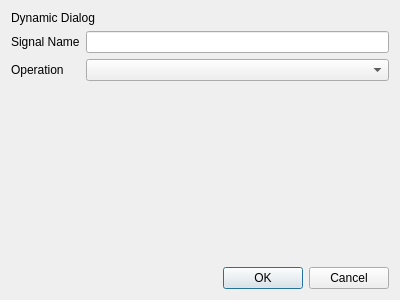
This is src/dynamic/DynamicDialog.ui in TMeixensberger/dialog-generator as Qt 5 draws it before an edit. The edited form follows.
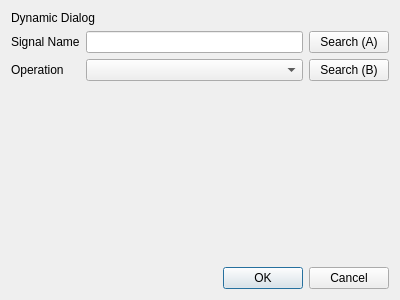
This is the edited form.

Commit message: feat: update DynamicDialog UI layout and add Search buttons; refine SineData handling in SinePersistor

```diff
--- a/src/dynamic/DynamicDialog.ui
+++ b/src/dynamic/DynamicDialog.ui
@@ -33,12 +33,6 @@
        </property>
       </widget>
      </item>
-     <item row="3" column="0" colspan="2">
-      <widget class="QStackedWidget" name="operationStack"/>
-     </item>
-     <item row="2" column="1">
-      <widget class="QComboBox" name="comboBox"/>
-     </item>
      <item row="0" column="0" colspan="2">
       <widget class="QLabel" name="label">
        <property name="text">
@@ -46,6 +40,26 @@
        </property>
       </widget>
      </item>
+     <item row="2" column="1">
+      <widget class="QComboBox" name="comboBox"/>
+     </item>
+     <item row="2" column="2">
+      <widget class="QPushButton" name="pushButton">
+       <property name="text">
+        <string>Search (B)</string>
+       </property>
+      </widget>
+     </item>
+     <item row="3" column="0" colspan="3">
+      <widget class="QStackedWidget" name="operationStack"/>
+     </item>
+     <item row="1" column="2">
+      <widget class="QPushButton" name="pushButton_2">
+       <property name="text">
+        <string>Search (A)</string>
+       </property>
+      </widget>
+     </item>
     </layout>
    </item>
    <item>
```
The commit also changes 2 other files.
